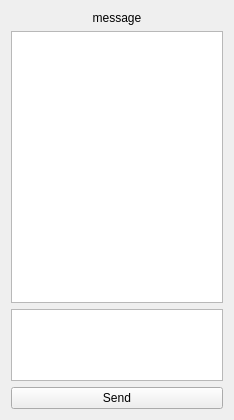
Above: commentswidget.ui from kambala-decapitator/HornAppDesktop before the change. Below: the same form after it.
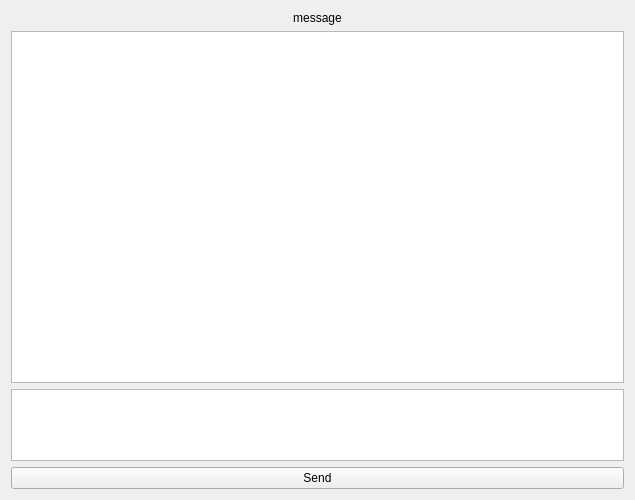
That is the form after the change.

Commit message: show update progress in sliding panel

Patch:
```diff
--- a/commentswidget.ui
+++ b/commentswidget.ui
@@ -6,8 +6,8 @@
    <rect>
     <x>0</x>
     <y>0</y>
-    <width>234</width>
-    <height>420</height>
+    <width>635</width>
+    <height>500</height>
    </rect>
   </property>
   <property name="windowTitle">
```
The commit also changes 1 other file.
